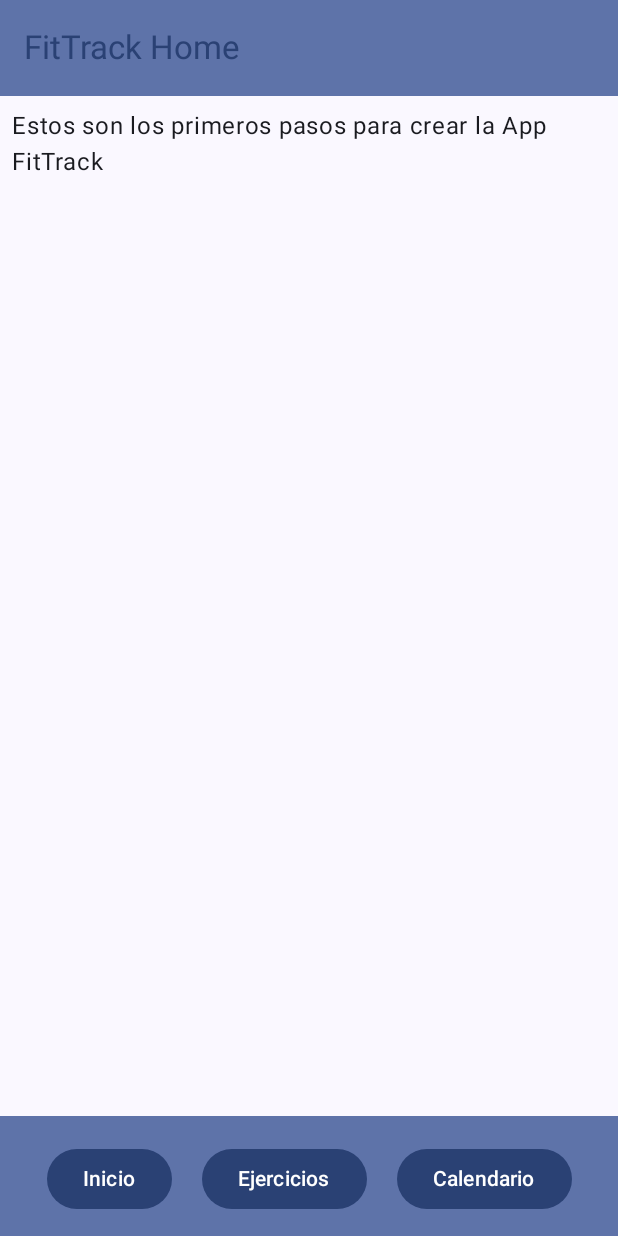
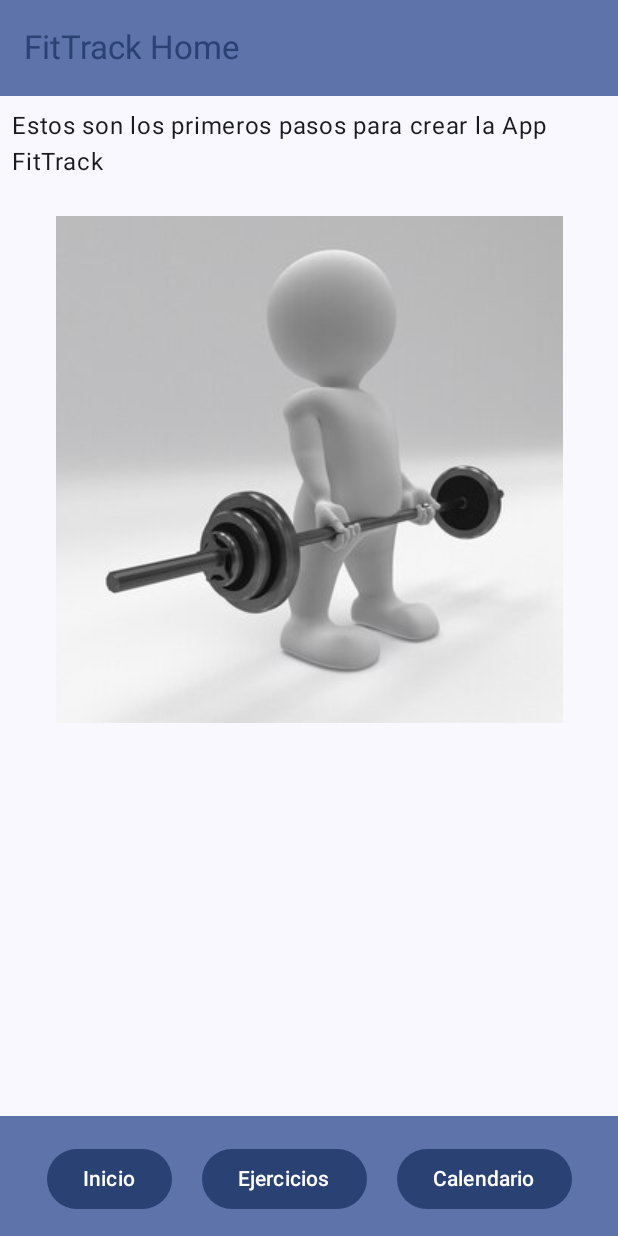
Before and after one commit to Iagofdez99/FitTrack, an Android app built with Jetpack Compose: the screen it shows after launch (MainActivity), on a phone screen of 412 x 824 dp. Run offline under Robolectric (Android 15) with nearby library versions, the phone set to English and light mode, and no system bars.

Commit message:
Actualizacion foto

```diff
--- a/app/src/main/java/com/iagofdezperez/fittrack/MainActivity.kt
+++ b/app/src/main/java/com/iagofdezperez/fittrack/MainActivity.kt
@@ -122,7 +122,17 @@ fun ScaffoldApp(){
                     Estos son los primeros pasos para crear la App FitTrack
                 """.trimIndent(),
             )
+
+            Row (Modifier.align(Alignment.CenterHorizontally)) {
+                Image(
+                    painter = painterResource(R.drawable.imagen1) ,
+                    contentDescription = "Imagen de prueba"
+                )
+            }
+
+
         }
+
     }
 }
 
```
Also changed, not shown: app/src/main/res/drawable/construccion.jpg (added), app/src/main/res/drawable/imagen1.jpg (added).
